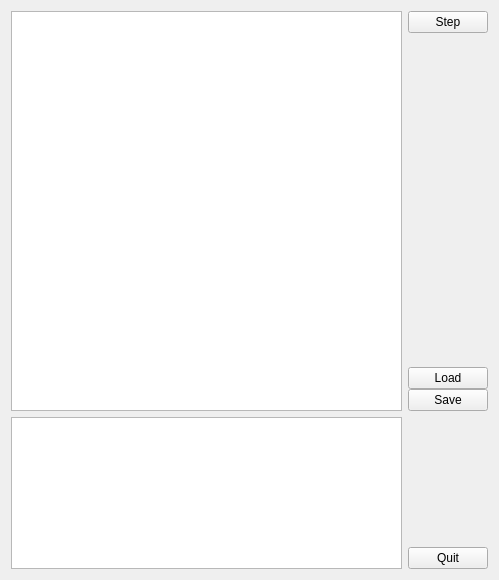
Qt form resource/pattern_manager_widget.ui (teknologisk-institut/rqt_pattern_manager) before a commit.
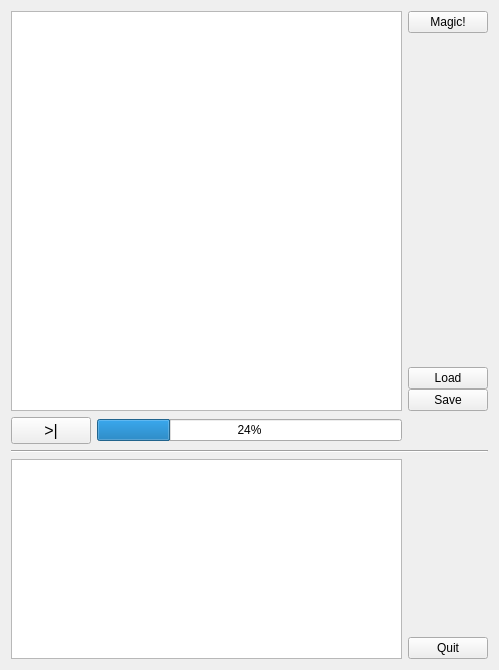
The same form after that commit.

Commit message: added create transform widget + added magic function!!! + fixed set_active, remove and added set inactive etc

Diff of the .ui file:
```diff
--- a/resource/pattern_manager_widget.ui
+++ b/resource/pattern_manager_widget.ui
@@ -7,7 +7,7 @@
     <x>0</x>
     <y>0</y>
     <width>499</width>
-    <height>580</height>
+    <height>670</height>
    </rect>
   </property>
   <property name="sizePolicy">
@@ -19,7 +19,7 @@
   <property name="minimumSize">
    <size>
     <width>499</width>
-    <height>580</height>
+    <height>670</height>
    </size>
   </property>
   <property name="contextMenuPolicy">
@@ -29,7 +29,9 @@
    <string>Pattern Manager</string>
   </property>
   <layout class="QGridLayout" name="gridLayout">
-   <item row="0" column="0">
+   <item row="1" column="0" rowspan="4">
+    <layout class="QVBoxLayout" name="verticalLayout_3">
+     <item>
     <widget class="QTreeView" name="treeView">
      <property name="minimumSize">
       <size>
@@ -42,28 +44,17 @@
      </property>
     </widget>
    </item>
-   <item row="1" column="0">
-    <widget class="QTableView" name="parameterView">
-     <property name="minimumSize">
-      <size>
-       <width>388</width>
-       <height>149</height>
-      </size>
-     </property>
-     <property name="accessibleName">
-      <string>parameterView</string>
-     </property>
-    </widget>
+    </layout>
    </item>
-   <item row="0" column="1">
+   <item row="1" column="1" rowspan="4">
     <layout class="QVBoxLayout" name="verticalLayout">
      <property name="spacing">
       <number>0</number>
      </property>
      <item>
-      <widget class="QPushButton" name="stepButton">
+      <widget class="QPushButton" name="magicButton">
        <property name="text">
-        <string>Step</string>
+        <string>Magic!</string>
        </property>
       </widget>
      </item>
@@ -96,7 +87,23 @@
      </item>
     </layout>
    </item>
-   <item row="1" column="1">
+   <item row="10" column="0">
+    <widget class="QTableView" name="parameterView">
+     <property name="minimumSize">
+      <size>
+       <width>388</width>
+       <height>200</height>
+      </size>
+     </property>
+     <property name="accessibleName">
+      <string>parameterView</string>
+     </property>
+     <property name="editTriggers">
+      <set>QAbstractItemView::AnyKeyPressed|QAbstractItemView::DoubleClicked|QAbstractItemView::EditKeyPressed</set>
+     </property>
+    </widget>
+   </item>
+   <item row="10" column="1">
     <layout class="QVBoxLayout" name="verticalLayout_2">
      <property name="spacing">
       <number>0</number>
@@ -123,6 +130,42 @@
      </item>
     </layout>
    </item>
+   <item row="7" column="0">
+    <layout class="QHBoxLayout" name="horizontalLayout">
+     <item>
+      <widget class="QPushButton" name="stepButton">
+       <property name="font">
+        <font>
+         <pointsize>12</pointsize>
+         <weight>50</weight>
+         <italic>false</italic>
+         <bold>false</bold>
+         <underline>false</underline>
+         <strikeout>false</strikeout>
+         <kerning>true</kerning>
+        </font>
+       </property>
+       <property name="text">
+        <string>&gt;|</string>
+       </property>
+      </widget>
+     </item>
+     <item>
+      <widget class="QProgressBar" name="progressBar">
+       <property name="value">
+        <number>24</number>
+       </property>
+      </widget>
+     </item>
+    </layout>
+   </item>
+   <item row="8" column="0" colspan="2">
+    <widget class="Line" name="line_2">
+     <property name="orientation">
+      <enum>Qt::Horizontal</enum>
+     </property>
+    </widget>
+   </item>
   </layout>
  </widget>
  <resources/>
```
Lines whose indentation alone changed are shown as unchanged. The commit also changes 4 other files.
